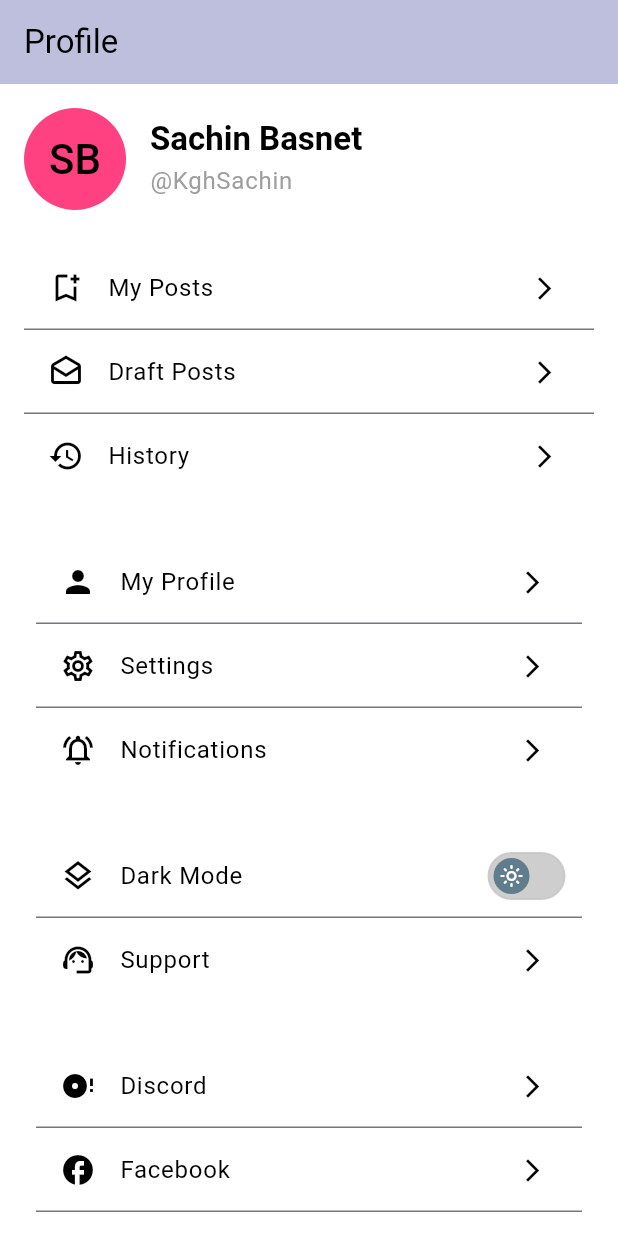
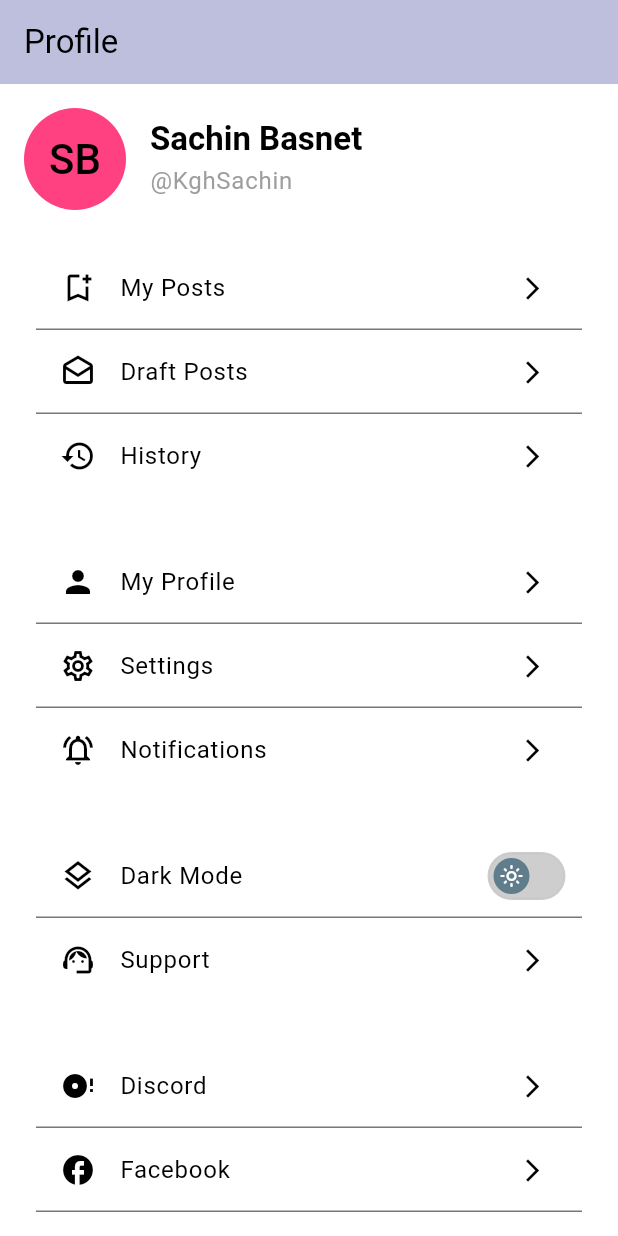
Before and after one commit to kghSachin/Blog-app, a Flutter app: the screen it shows after launch, on a phone screen of 412 x 824 dp. Run offline on Flutter 3.47's test engine with Material 3 defaults, Android fonts, the light colour scheme and no system bars; our stand-ins replace flutter_riverpod, google_fonts.

Commit message:
fix padding

```diff
--- a/lib/pages/profile/profile_page.dart
+++ b/lib/pages/profile/profile_page.dart
@@ -74,6 +74,7 @@ class _ProfilePageState extends ConsumerState<ProfilePage> {
                 height: 24,
               ),
               Container(
+                padding: const EdgeInsets.symmetric(horizontal: 8),
                 decoration: BoxDecoration(
                     color: Theme.of(context).scaffoldBackgroundColor,
                     borderRadius: BorderRadius.circular(8)),
```
